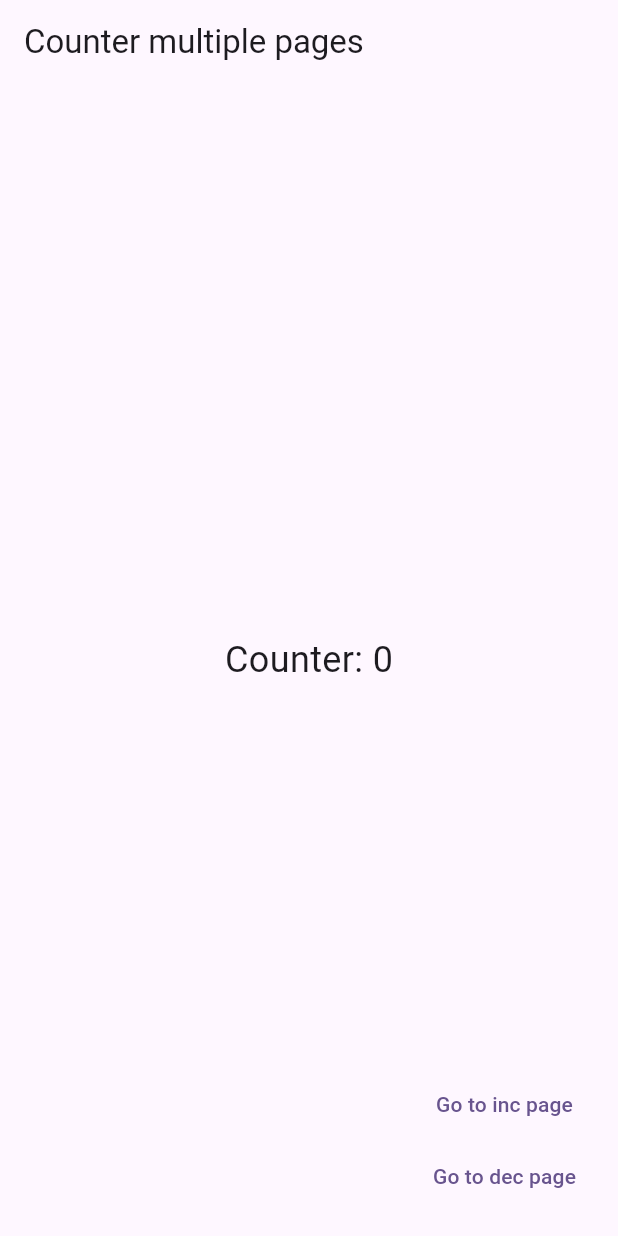
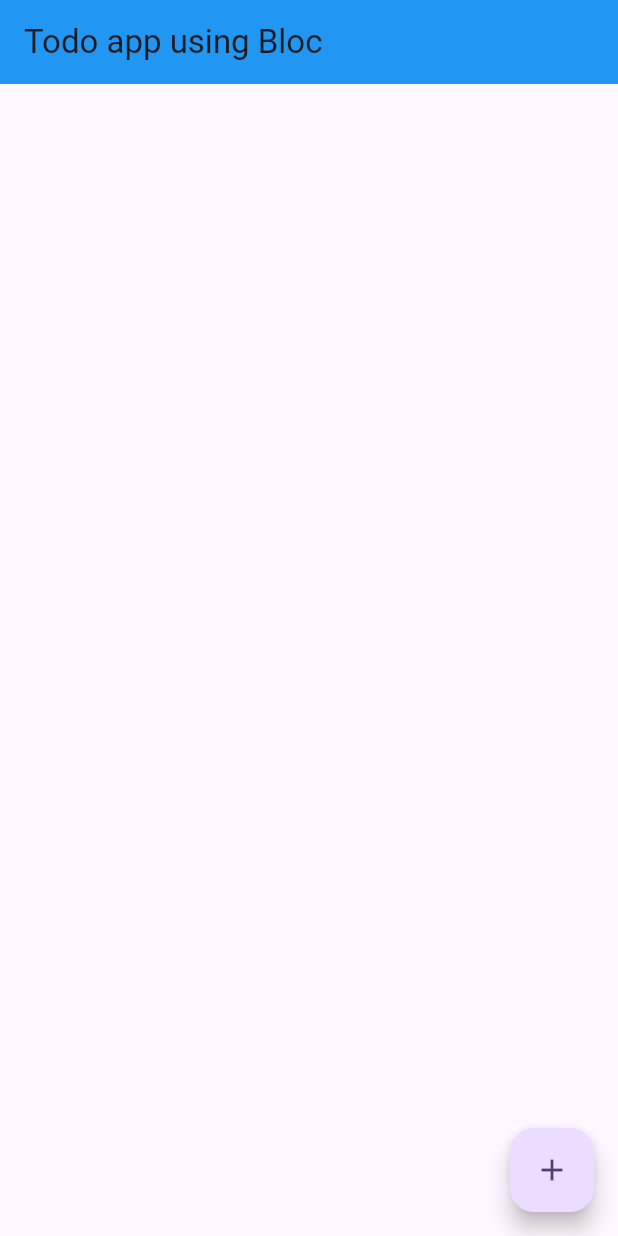
Before and after one commit to Suhail-Sharieff/repo34-bloc_pattern, a Flutter app: the screen it shows after launch, on a phone screen of 412 x 824 dp. Run offline on Flutter 3.47's test engine with Material 3 defaults, Android fonts, the phone set to English and light mode, and no system bars; our stand-ins replace flutter_bloc.

Commit message:
todo using bloc

```diff
--- a/lib/_01_Cubit/_02_multiple_page.dart
+++ b/lib/_01_Cubit/_02_multiple_page.dart
@@ -1,31 +1,34 @@
 import 'package:bloc_pattern/_01_Cubit/_01_counter.dart';
 import 'package:flutter/material.dart';
 import 'package:flutter_bloc/flutter_bloc.dart';
-
-
 
 class IncPage extends StatelessWidget {
   const IncPage({super.key});
   @override
   Widget build(BuildContext context) {
-    final instance=BlocProvider.of<Couter_Cubit>(context);
+    final instance = BlocProvider.of<Couter_Cubit>(context);
     return Scaffold(
       body: Center(
-        child: FloatingActionButton(child: const Icon(Icons.add),onPressed: (){
+        child: FloatingActionButton(
+            child: const Icon(Icons.add),
+            onPressed: () {
               instance.increment();
             }),
       ),
     );
   }
 }
+
 class DecPage extends StatelessWidget {
   const DecPage({super.key});
   @override
   Widget build(BuildContext context) {
-    final instance=BlocProvider.of<Couter_Cubit>(context);
+    final instance = BlocProvider.of<Couter_Cubit>(context);
     return Scaffold(
       body: Center(
-        child: FloatingActionButton(child: const Icon(Icons.minimize),onPressed: (){
+        child: FloatingActionButton(
+            child: const Icon(Icons.minimize),
+            onPressed: () {
               instance.decrement();
             }),
       ),
@@ -47,7 +50,7 @@ class _TwoState extends State<Two> {
   @override
   Widget build(BuildContext context) {
     return BlocProvider(
-    create: (_)=>Couter_Cubit(),
+    create: (_)=>Couter_Cubit(),------------becoz of this u can now use value using BlocBuilder().., and call methods my making instance=BlocProvider.of<>()
       child: MaterialApp(
           title: 'Flutter Demo',
           theme: ThemeData(
@@ -62,11 +65,14 @@ class _TwoState extends State<Two> {
   @override
   Widget build(BuildContext context) {
     return Scaffold(
-      appBar: AppBar(title: Text("Counter multiple pages"),),
+      appBar: AppBar(
+        title: Text("Counter multiple pages"),
+      ),
       body: Center(
-        child:  BlocBuilder<Couter_Cubit, int>(
+        child: BlocBuilder<Couter_Cubit, int>(
           builder: (context, state) {
-            return Text("Counter: $state", style: const TextStyle(fontSize: 24));
+            return Text("Counter: $state",
+                style: const TextStyle(fontSize: 24));
           },
         ),
       ),
@@ -75,13 +81,15 @@ class _TwoState extends State<Two> {
         children: [
           TextButton(
               child: const Text("Go to inc page"),
-              onPressed: (){
-            Navigator.of(context).push(MaterialPageRoute(builder: (_)=>const IncPage()));
+              onPressed: () {
+                Navigator.of(context)
+                    .push(MaterialPageRoute(builder: (_) => const IncPage()));
               }),
           TextButton(
               child: const Text("Go to dec page"),
-              onPressed: (){
-            Navigator.of(context).push(MaterialPageRoute(builder: (_)=>const DecPage()));
+              onPressed: () {
+                Navigator.of(context)
+                    .push(MaterialPageRoute(builder: (_) => const DecPage()));
               })
         ],
       ),
--- /dev/null
+++ b/lib/_02_bloc/_01_counter_bloc.dart
@@ -0,0 +1,71 @@
+import 'package:flutter/cupertino.dart';
+import 'package:flutter/material.dart';
+import 'package:flutter_bloc/flutter_bloc.dart';
+
+sealed class Inc_Dec_Events{}
+class Increment_Event extends Inc_Dec_Events{}
+class Decrement_Event extends Inc_Dec_Events{}
+
+class Couter_Bloc extends Bloc<Inc_Dec_Events,int> {
+  Couter_Bloc() : super(0){
+    // on<Increment_Event>((event,emit)=>increment(emit));
+    // on<Decrement_Event>((event,emit)=>decrement(emit));
+
+    //better way:
+    on<Inc_Dec_Events>((ev,emit)=>_handle_events(ev, emit));
+  }
+
+    void _handle_events(Inc_Dec_Events ev,Emitter<int>emit){
+    emit(
+      switch(ev){
+        Increment_Event() => state+1,
+        Decrement_Event() => state-1,
+      }
+    );
+  }
+
+  // void increment(Emitter<int> emit) {
+  //   emit(state + 1);
+  // } void decrement(Emitter<int> emit) {
+  //   emit(state - 1);
+  // }
+}
+
+
+class Counter_using_bloc_one extends StatefulWidget {
+  const Counter_using_bloc_one({super.key});
+
+  @override
+  State<Counter_using_bloc_one> createState() => _Counter_using_bloc_oneState();
+}
+
+class _Counter_using_bloc_oneState extends State<Counter_using_bloc_one> {
+
+  //multiple page mngmt is as same method as of cubt, ie in main page u wrap app within bloc provider(create:(_)=>...)
+  @override
+  Widget build(BuildContext context) {
+
+    // final instance=BlocProvider.of<Couter_Bloc>(context); this was created just to call function
+
+    return Scaffold(
+      appBar: AppBar(title: Text("Counter using Bloc"),),
+      body: Center(
+        child: BlocBuilder<Couter_Bloc,int>(builder: (_,val){
+          return Text("${val}");
+        }),
+      ),
+      floatingActionButton: Column(
+        mainAxisAlignment: MainAxisAlignment.end,
+        children: [
+          FloatingActionButton(child:Icon(Icons.add),onPressed: (){
+            // instance.add(Increment_Event());---since i have commented out instance, i canuse below syntx
+            context.read<Couter_Bloc>().add(Increment_Event());
+          }),FloatingActionButton(child:Icon(Icons.minimize),onPressed: (){
+            // instance.add(Increment_Event());
+            context.read<Couter_Bloc>().add(Decrement_Event());
+          }),
+        ],
+      ),
+    );
+  }
+}
--- /dev/null
+++ b/lib/_02_bloc/_02_todo_bloc.dart
@@ -0,0 +1,63 @@
+import 'package:flutter/material.dart';
+import 'package:flutter_bloc/flutter_bloc.dart';
+//MODEL
+class Todo{
+  String desc;
+  DateTime added_on;
+  Todo({required this.desc,required this.added_on});
+}
+
+//Bloc
+class AddEvent{
+  String desc;
+  DateTime added_on;
+  AddEvent({required this.desc,required this.added_on});
+}
+class TodoBloc extends Bloc<AddEvent,List<Todo>>{
+  TodoBloc():super([]){
+    on<AddEvent>((ev,emit)=>addTodo(ev,emit));
+  }
+  void addTodo(AddEvent ev,Emitter<List<Todo>>emit){
+    state.add(Todo(desc: ev.desc, added_on: ev.added_on));
+    emit([...state]);
+  }
+}
+
+
+//---------UI
+class TodoThree extends StatefulWidget {
+  const TodoThree({super.key});
+
+  @override
+  State<TodoThree> createState() => _TodoThreeState();
+}
+
+class _TodoThreeState extends State<TodoThree> {
+
+  //i have added the bloc provider in main
+  @override
+  Widget build(BuildContext context) {
+    return Scaffold(
+      appBar: AppBar(title: Text("Todo app using Bloc"),backgroundColor: Colors.blue,),
+      body: Center(
+        child: BlocBuilder<TodoBloc,List<Todo>>(
+          builder: (context,todo_list) {
+            return ListView.builder(
+                itemCount: todo_list.length,
+                itemBuilder: (_,idx){
+                  if(todo_list.isEmpty) return Center(child: Text("Empty List!"),);
+                  return ListTile(
+                    title: Text(todo_list[idx].desc),
+                    subtitle: Text(todo_list[idx].added_on.toString()),
+                  );
+                },
+            );
+          }
+        ),
+      ),
+      floatingActionButton: FloatingActionButton(child:Icon(Icons.add),onPressed: (){
+        BlocProvider.of<TodoBloc>(context).add(AddEvent(desc: "SAMPLE", added_on: DateTime.now()));
+      }),
+    );
+  }
+}
--- a/lib/main.dart
+++ b/lib/main.dart
@@ -1,8 +1,9 @@
 import 'package:bloc_pattern/_01_Cubit/_01_counter.dart';
 import 'package:bloc_pattern/_01_Cubit/_02_multiple_page.dart';
+import 'package:bloc_pattern/_02_bloc/_01_counter_bloc.dart';
+import 'package:bloc_pattern/_02_bloc/_02_todo_bloc.dart';
 import 'package:flutter/material.dart';
 import 'package:flutter_bloc/flutter_bloc.dart';
-
 
 void main() {
   runApp(const MyApp());
@@ -13,16 +14,20 @@ class MyApp extends StatelessWidget {
 
   @override
   Widget build(BuildContext context) {
-    return BlocProvider(
-    create: (_)=>Couter_Cubit(),
+    return MultiBlocProvider(
+      providers: [
+        BlocProvider(create: (_)=>Couter_Cubit()),
+        BlocProvider(create: (_)=>Couter_Bloc()),
+        BlocProvider(create: (_)=>TodoBloc()),
+      ],
       child: MaterialApp(
         title: 'Flutter Demo',
         theme: ThemeData(
           colorScheme: ColorScheme.fromSeed(seedColor: Colors.deepPurple),
           useMaterial3: true,
         ),
-          home: const Two(),
-        ),);
+        home: const TodoThree(),
+      ),
+    );
   }
-
 }
```
Also changed, not shown: pubspec.lock. Lines whose indentation alone changed are shown as unchanged.
